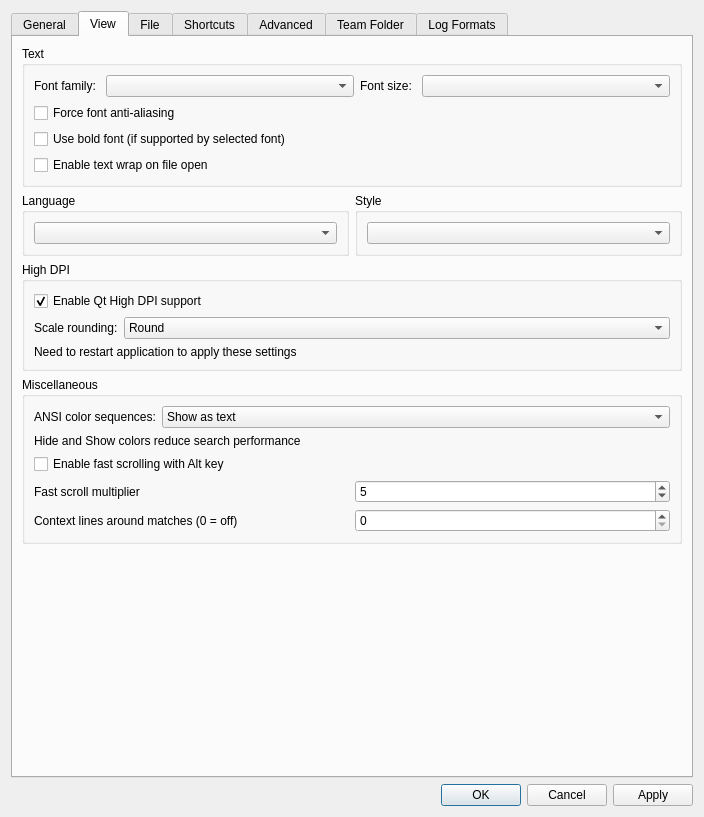
This is src/ui/include/optionsdialog.ui in 64x-lunicorn/LogSquirl as Qt 5 draws it before an edit. The edited form follows.
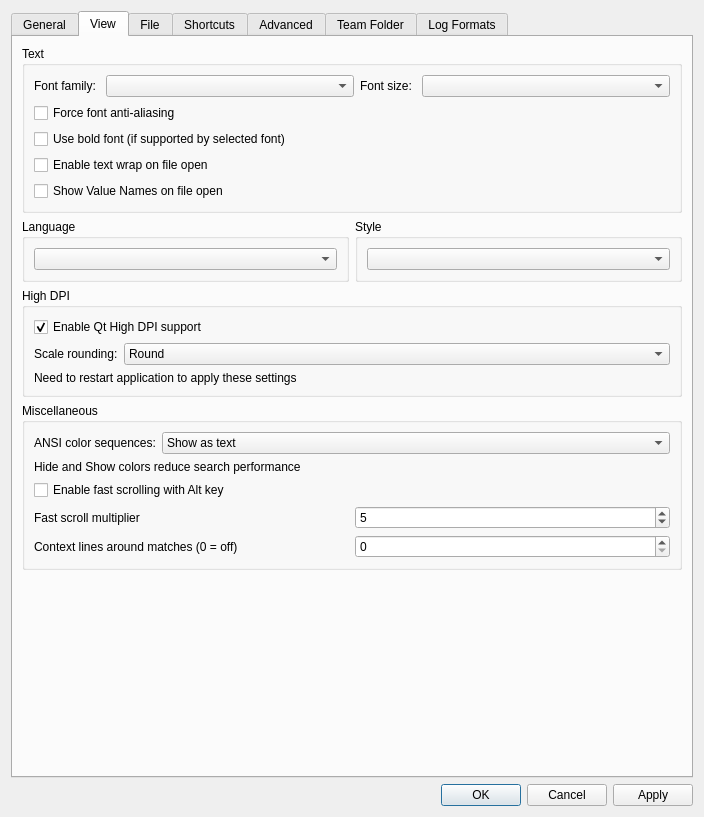
This is the edited form. The open tabs and pages were chosen to show the change.

Commit message: Regex Lab, Value Names, a growing plugin API and the remaining tickets #635–#663 (#696)

```diff
--- a/src/ui/include/optionsdialog.ui
+++ b/src/ui/include/optionsdialog.ui
@@ -356,6 +356,13 @@
               </property>
              </widget>
             </item>
+            <item>
+             <widget class="QCheckBox" name="showValueNamesCheckBox">
+              <property name="text">
+               <string>Show Value Names on file open</string>
+              </property>
+             </widget>
+            </item>
            </layout>
           </item>
          </layout>
```
The commit also changes 184 other files.
